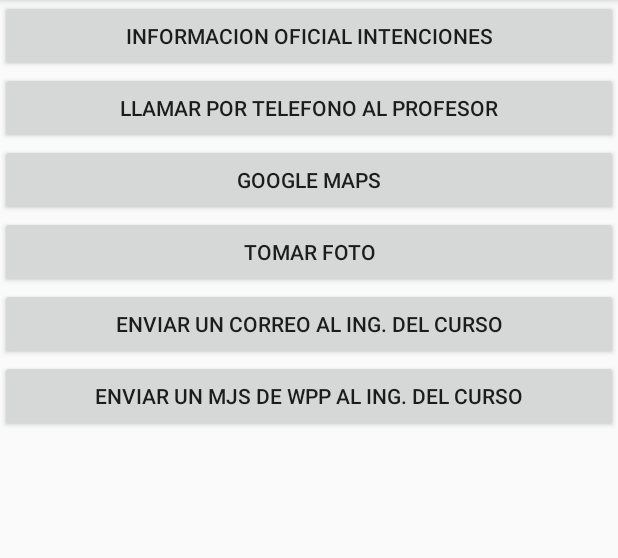
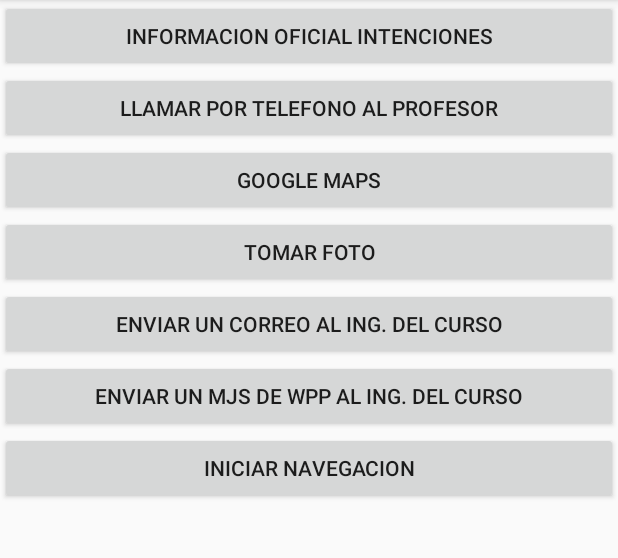
Before and after one commit to angelabalaguer/U1Tema2AndroidVerano, an Android app: the Intenciones screen opened directly, with no data from a screen before it, on a phone screen of 412 x 824 dp, the part 84-642 px from its top. Run offline under Robolectric (Android 15) with nearby library versions, the phone set to English and light mode, and no system bars.

Commit message:
añadiendo intencion para navegacion

```diff
--- a/app/src/main/res/layout/activity_intenciones.xml
+++ b/app/src/main/res/layout/activity_intenciones.xml
@@ -37,4 +37,10 @@
         android:onClick="whatsapp"
         android:text="Enviar un mjs de wpp al Ing. del curso"
         />
+    <Button
+        android:layout_width="match_parent"
+        android:layout_height="wrap_content"
+        android:onClick="navegacion"
+        android:text="Iniciar Navegacion"
+        />
 </LinearLayout>
```
Also changed, not shown: app/src/main/java/com/acrispin/u1tema2/Intenciones.java (+44 -0 lines).
